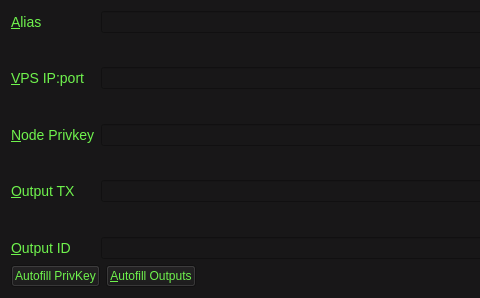
This is src/qt/forms/configuremasternodepage.ui in zenonnetwork/zenon as Qt 5 draws it before an edit; both pictures show x 0 to 480 and y 0 to 298 of the 706 by 298 pixel window. The edited form follows.
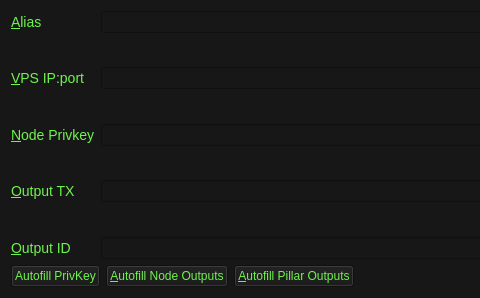
This is the edited form. Custom widgets are drawn as their Qt base class.

Patch:
```diff
--- a/src/qt/forms/configuremasternodepage.ui
+++ b/src/qt/forms/configuremasternodepage.ui
@@ -224,7 +224,17 @@
         <string notr="true">color: #6FF34D;</string>
        </property>
        <property name="text">
-        <string>&amp;Autofill Outputs</string>
+        <string>&amp;Autofill Node Outputs</string>
+       </property>
+      </widget>
+     </item>
+    <item>
+      <widget class="QPushButton" name="AutoFillPillarOutputs">
+       <property name="styleSheet">
+        <string notr="true">color: #6FF34D;</string>
+       </property>
+       <property name="text">
+        <string>&amp;Autofill Pillar Outputs</string>
        </property>
       </widget>
      </item>
```
Left out of the diff: 2 changed lines with no effect on the pictures.
